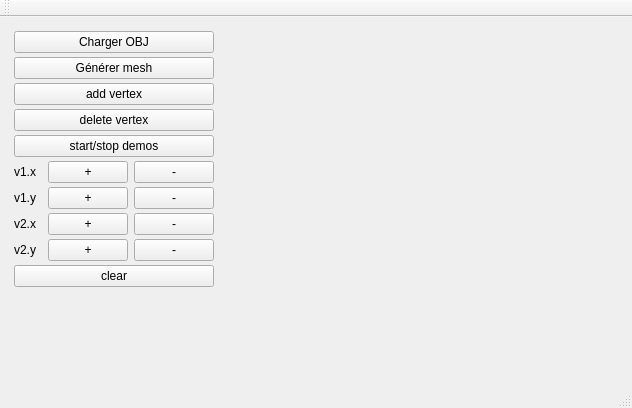
Old version of the form starterLight/mainwindow.ui in the repository Arnaud04/FIG_Bresenham_algorithm.
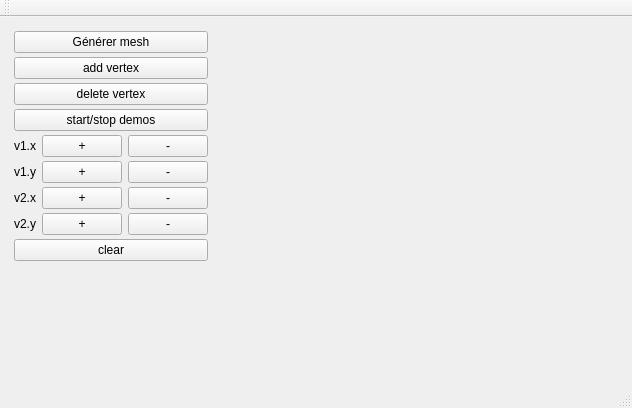
New version of the form. Custom widgets are drawn as their Qt base class.

Diff of the .ui file:
```diff
--- a/starterLight/mainwindow.ui
+++ b/starterLight/mainwindow.ui
@@ -45,19 +45,6 @@
        <property name="bottomMargin">
         <number>3</number>
        </property>
-       <item>
-        <widget class="QPushButton" name="pushButton_chargement">
-         <property name="minimumSize">
-          <size>
-           <width>200</width>
-           <height>0</height>
-          </size>
-         </property>
-         <property name="text">
-          <string>Charger OBJ</string>
-         </property>
-        </widget>
-       </item>
        <item>
         <widget class="QPushButton" name="pushButton_generer">
          <property name="text">
```
